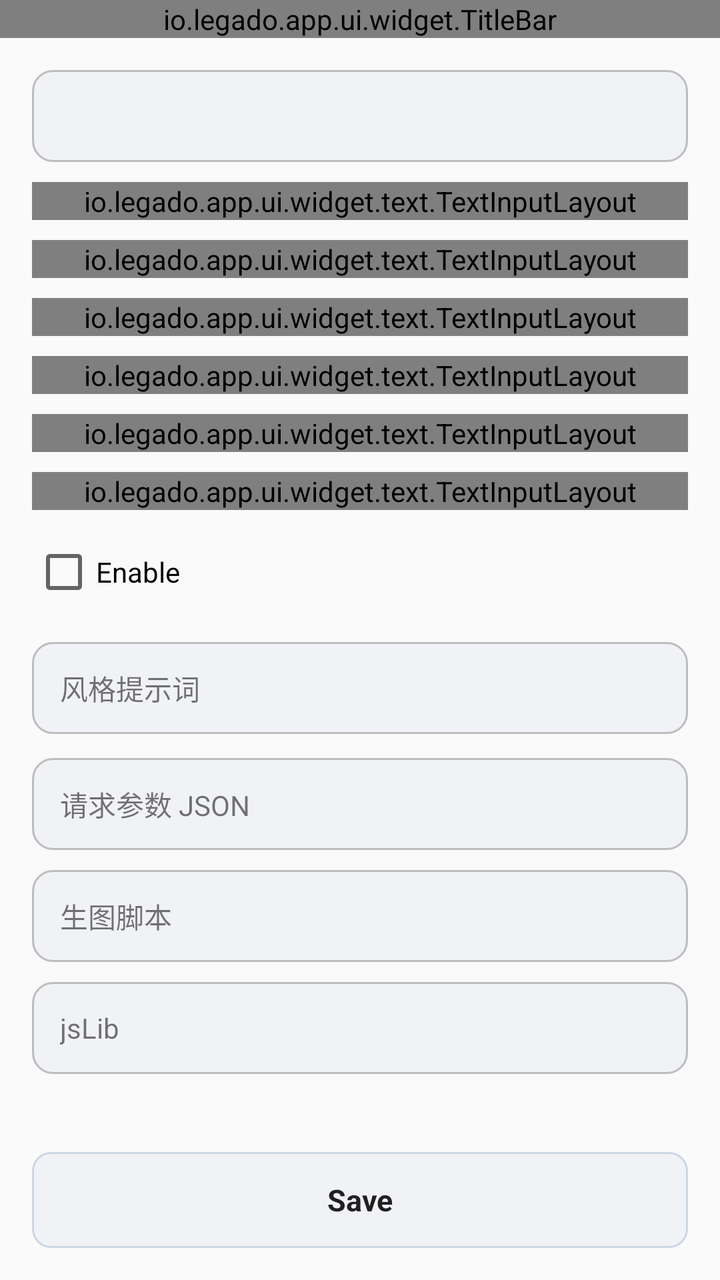
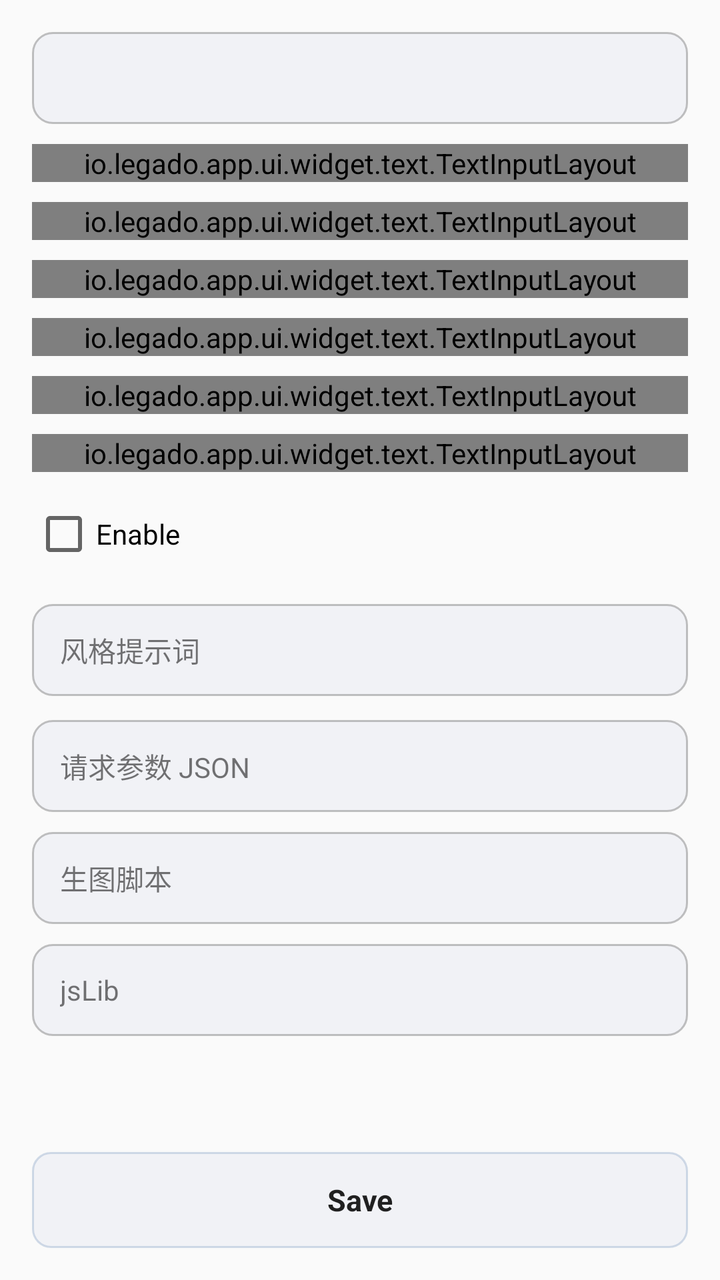

Two renders of the same Android screen: before a commit and after it. Below are the layout's source before the change and the commit's diff.
<!-- AndroidManifest.xml: application theme AppTheme.Light -->
<!-- res/layout/activity_ai_image_provider_edit.xml -->
<?xml version="1.0" encoding="utf-8"?>
<LinearLayout xmlns:android="http://schemas.android.com/apk/res/android"
    xmlns:app="http://schemas.android.com/apk/res-auto"
    android:layout_width="match_parent"
    android:layout_height="match_parent"
    android:orientation="vertical">

    <io.legado.app.ui.widget.TitleBar
        android:id="@+id/title_bar"
        android:layout_width="match_parent"
        android:layout_height="wrap_content"
        app:title="@string/ai_image_provider_manage" />

    <androidx.core.widget.NestedScrollView
        android:layout_width="match_parent"
        android:layout_height="0dp"
        android:layout_weight="1"
        android:clipToPadding="false"
        android:padding="16dp">

        <LinearLayout
            android:layout_width="match_parent"
            android:layout_height="wrap_content"
            android:orientation="vertical">

            <TextView
                android:id="@+id/tv_type"
                android:layout_width="match_parent"
                android:layout_height="46dp"
                android:background="@drawable/bg_book_info_intro_panel"
                android:gravity="center_vertical"
                android:paddingStart="14dp"
                android:paddingEnd="14dp"
                android:textSize="14sp" />

            <io.legado.app.ui.widget.text.TextInputLayout
                android:layout_width="match_parent"
                android:layout_height="wrap_content"
                android:layout_marginTop="10dp"
                android:hint="@string/name">

                <io.legado.app.lib.theme.view.ThemeEditText
                    android:id="@+id/et_name"
                    android:layout_width="match_parent"
                    android:layout_height="wrap_content"
                    android:inputType="text" />
            </io.legado.app.ui.widget.text.TextInputLayout>

            <LinearLayout
                android:id="@+id/openai_group"
                android:layout_width="match_parent"
                android:layout_height="wrap_content"
                android:orientation="vertical">

                <io.legado.app.ui.widget.text.TextInputLayout
                    android:layout_width="match_parent"
                    android:layout_height="wrap_content"
                    android:layout_marginTop="10dp"
                    android:hint="@string/ai_base_url">

                    <io.legado.app.lib.theme.view.ThemeEditText
                        android:id="@+id/et_base_url"
                        android:layout_width="match_parent"
                        android:layout_height="wrap_content"
                        android:inputType="textUri" />
                </io.legado.app.ui.widget.text.TextInputLayout>

                <io.legado.app.ui.widget.text.TextInputLayout
                    android:layout_width="match_parent"
                    android:layout_height="wrap_content"
                    android:layout_marginTop="10dp"
                    android:hint="@string/ai_api_key">

                    <io.legado.app.lib.theme.view.ThemeEditText
                        android:id="@+id/et_api_key"
                        android:layout_width="match_parent"
                        android:layout_height="wrap_content"
                        android:inputType="textPassword" />
                </io.legado.app.ui.widget.text.TextInputLayout>

                <io.legado.app.ui.widget.text.TextInputLayout
                    android:layout_width="match_parent"
                    android:layout_height="wrap_content"
                    android:layout_marginTop="10dp"
                    android:hint="@string/ai_model">

                    <io.legado.app.lib.theme.view.ThemeEditText
                        android:id="@+id/et_model"
                        android:layout_width="match_parent"
                        android:layout_height="wrap_content"
                        android:inputType="text" />
                </io.legado.app.ui.widget.text.TextInputLayout>

                <io.legado.app.ui.widget.text.TextInputLayout
                    android:layout_width="match_parent"
                    android:layout_height="wrap_content"
                    android:layout_marginTop="10dp"
                    android:hint="@string/ai_custom_headers">

                    <io.legado.app.lib.theme.view.ThemeEditText
                        android:id="@+id/et_headers"
                        android:layout_width="match_parent"
                        android:layout_height="wrap_content"
                        android:gravity="top"
                        android:inputType="textMultiLine"
                        android:minLines="3" />
                </io.legado.app.ui.widget.text.TextInputLayout>

            </LinearLayout>

            <io.legado.app.ui.widget.text.TextInputLayout
                android:layout_width="match_parent"
                android:layout_height="wrap_content"
                android:layout_marginTop="10dp"
                android:hint="@string/timeout_millisecond">

                <io.legado.app.lib.theme.view.ThemeEditText
                    android:id="@+id/et_timeout"
                    android:layout_width="match_parent"
                    android:layout_height="wrap_content"
                    android:inputType="number" />
            </io.legado.app.ui.widget.text.TextInputLayout>

            <CheckBox
                android:id="@+id/cb_enabled"
                android:layout_width="match_parent"
                android:layout_height="46dp"
                android:layout_marginTop="8dp"
                android:text="@string/enable"
                android:textSize="14sp" />

            <TextView
                android:id="@+id/btn_style_prompt"
                android:layout_width="match_parent"
                android:layout_height="46dp"
                android:layout_marginTop="12dp"
                android:background="@drawable/bg_book_info_intro_panel"
                android:gravity="center_vertical"
                android:paddingStart="14dp"
                android:paddingEnd="14dp"
                android:text="@string/ai_image_style_prompt"
                android:textSize="14sp" />

            <TextView
                android:id="@+id/btn_params"
                android:layout_width="match_parent"
                android:layout_height="46dp"
                android:layout_marginTop="12dp"
                android:background="@drawable/bg_book_info_intro_panel"
                android:gravity="center_vertical"
                android:paddingStart="14dp"
                android:paddingEnd="14dp"
                android:text="@string/ai_image_params"
                android:textSize="14sp" />

            <TextView
                android:id="@+id/btn_script"
                android:layout_width="match_parent"
                android:layout_height="46dp"
                android:layout_marginTop="10dp"
                android:background="@drawable/bg_book_info_intro_panel"
                android:gravity="center_vertical"
                android:paddingStart="14dp"
                android:paddingEnd="14dp"
                android:text="@string/ai_image_script"
                android:textSize="14sp" />

            <TextView
                android:id="@+id/btn_js_lib"
                android:layout_width="match_parent"
                android:layout_height="46dp"
                android:layout_marginTop="10dp"
                android:background="@drawable/bg_book_info_intro_panel"
                android:gravity="center_vertical"
                android:paddingStart="14dp"
                android:paddingEnd="14dp"
                android:text="jsLib"
                android:textSize="14sp" />

        </LinearLayout>
    </androidx.core.widget.NestedScrollView>

    <TextView
        android:id="@+id/btn_save"
        android:layout_width="match_parent"
        android:layout_height="48dp"
        android:layout_marginStart="16dp"
        android:layout_marginEnd="16dp"
        android:layout_marginBottom="16dp"
        android:background="@drawable/bg_book_info_action_secondary"
        android:gravity="center"
        android:text="@string/action_save"
        android:textColor="@color/primaryText"
        android:textSize="15sp"
        android:textStyle="bold" />

</LinearLayout>
<!-- resources referenced by this layout -->
<resources>
  <color name="primaryText">#de000000</color>
  <!-- drawable bg_book_info_intro_panel (drawable) -->
  <?xml version="1.0" encoding="utf-8"?>
  <shape xmlns:android="http://schemas.android.com/apk/res/android"
      android:shape="rectangle">
  
      <corners android:radius="@dimen/ui_panel_radius" />
  
      <solid android:color="@color/book_info_frost" />
  
      <stroke
          android:width="1dp"
          android:color="@color/divider" />
  
  </shape>
  <string name="action_save">Save</string>
  <string name="ai_api_key">API Key</string>
  <string name="ai_base_url">Base URL</string>
  <string name="ai_custom_headers">Custom headers</string>
  <string name="ai_image_params">请求参数 JSON</string>
  <string name="ai_image_provider_manage">生图供应商</string>
  <string name="ai_image_script">生图脚本</string>
  <string name="ai_image_style_prompt">风格提示词</string>
  <string name="ai_model">模型</string>
  <string name="enable">Enable</string>
  <string name="name">Name</string>
  <string name="timeout_millisecond">Timed out milliseconds</string>
  <style name="AppTheme.Light" parent="Base.AppTheme">
          <item name="actionBarStyle">@style/AppTheme.AppBarOverlay.Light</item>
      </style>
  <dimen name="ui_action_radius">9dp</dimen>
  <color name="btn_bg_press">#63ACACAC</color>
  <color name="glass_stroke">#668FA8C8</color>
  <color name="book_info_frost">#DDF1F2F6</color>
  <dimen name="ui_panel_radius">10dp</dimen>
  <color name="divider">#66666666</color>
  <style name="Base.AppTheme" parent="Theme.AppCompat.DayNight.NoActionBar">
          <item name="colorPrimary">@color/primary</item>
          <item name="colorPrimaryDark">@color/primaryDark</item>
          <item name="colorAccent">@color/accent</item>
          <item name="actionOverflowMenuStyle">@style/Style.PopupMenu</item>
          <item name="android:itemTextAppearance">@style/Style.MenuItemText</item>
          <item name="android:popupMenuStyle">@style/Style.PopupMenu</item>
          <item name="android:statusBarColor">@color/transparent</item>
          <item name="android:windowDrawsSystemBarBackgrounds">true</item>
      </style>
  <style name="AppTheme.AppBarOverlay.Light" parent="ThemeOverlay.AppCompat.Light">
          <item name="colorAccent">@color/md_grey_900</item>
      </style>
  <color name="primary">@color/md_light_blue_800</color>
  <color name="primaryDark">@color/md_light_blue_900</color>
  <color name="accent">@color/md_pink_800</color>
  <style name="Style.PopupMenu" parent="Widget.AppCompat.PopupMenu">
          <item name="android:popupBackground">@drawable/bg_popup_menu</item>
      </style>
  <style name="Style.MenuItemText" parent="@android:style/TextAppearance.Widget.IconMenu.Item">
          <item name="android:textColor">@color/menu_color_default</item>
          <item name="android:textSize">16sp</item>
      </style>
  <color name="transparent">#00000000</color>
  <color name="md_grey_900">#212121</color>
  <color name="md_light_blue_800">#0277BD</color>
  <color name="md_light_blue_900">#01579B</color>
  <color name="md_pink_800">#AD1457</color>
  <!-- drawable bg_popup_menu (drawable) -->
  <?xml version="1.0" encoding="utf-8"?>
  <shape xmlns:android="http://schemas.android.com/apk/res/android"
         android:shape="rectangle">
  
      <solid android:color="@color/background_menu"/>
  
      <corners android:radius="2dp"/>
  
  </shape>
  <color name="menu_color_default">#383838</color>
  <color name="background_menu">@color/md_grey_200</color>
  <color name="md_grey_200">#EEEEEE</color>
  <!-- unchanged entries left out for length: 1 -->
</resources>

<!-- the commit's change to res/layout/activity_ai_image_provider_edit.xml (unified diff, before → after) -->
@@ -4,12 +4,6 @@
     android:layout_width="match_parent"
     android:layout_height="match_parent"
     android:orientation="vertical">
-
-    <io.legado.app.ui.widget.TitleBar
-        android:id="@+id/title_bar"
-        android:layout_width="match_parent"
-        android:layout_height="wrap_content"
-        app:title="@string/ai_image_provider_manage" />
 
     <androidx.core.widget.NestedScrollView
         android:layout_width="match_parent"
<!-- resource entries referenced after the edit -->
@@ -20,7 +20,6 @@
   <string name="ai_base_url">Base URL</string>
   <string name="ai_custom_headers">Custom headers</string>
   <string name="ai_image_params">请求参数 JSON</string>
-  <string name="ai_image_provider_manage">生图供应商</string>
   <string name="ai_image_script">生图脚本</string>
   <string name="ai_image_style_prompt">风格提示词</string>
   <string name="ai_model">模型</string>
